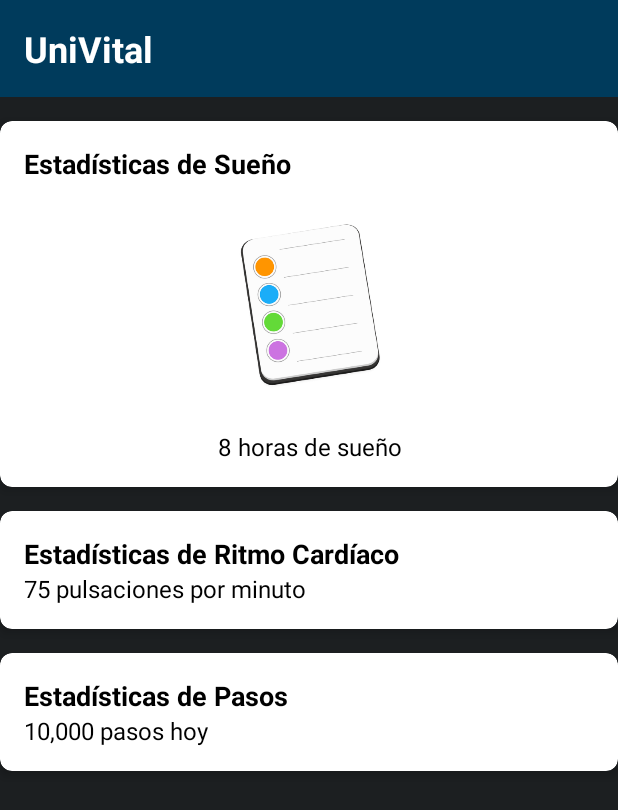
After one commit to cescodc/UniVital, an Android app: the Estadisticas screen opened directly, with no data from a screen before it, on a phone screen of 412 x 824 dp. The commit adds this screen. Shown: the top 810 px of the screen. Run offline under Robolectric (Android 15) with nearby library versions, the phone set to English and light mode, and no system bars.

Commit message:
Cambios de interfaz principal y codigo, agregado de interfaz de pantalla estadisticas y prueba de ejecucion

```diff
--- a/app/build.gradle.kts
+++ b/app/build.gradle.kts
@@ -1,3 +1,4 @@
+
 plugins {
     id("com.android.application")
     id("org.jetbrains.kotlin.android")
@@ -13,6 +14,7 @@ android {
         targetSdk = 34
         versionCode = 1
         versionName = "1.0"
+
 
         testInstrumentationRunner = "androidx.test.runner.AndroidJUnitRunner"
     }
--- a/app/src/main/AndroidManifest.xml
+++ b/app/src/main/AndroidManifest.xml
@@ -13,6 +13,9 @@
         android:theme="@style/Theme.UniVital"
         tools:targetApi="31">
         <activity
+            android:name=".Estadisticas"
+            android:exported="false" />
+        <activity
             android:name=".ActividadFisica"
             android:exported="false" />
         <activity
--- /dev/null
+++ b/app/src/main/java/com/example/univital/Estadisticas.kt
@@ -0,0 +1,36 @@
+package com.example.univital
+
+import androidx.appcompat.app.AppCompatActivity
+import android.os.Bundle
+
+class Estadisticas : AppCompatActivity() {
+    override fun onCreate(savedInstanceState: Bundle?) {
+        super.onCreate(savedInstanceState)
+        setContentView(R.layout.activity_estadisticas)
+    }
+}
+/*
+import android.content.Intent
+import android.os.Bundle
+import androidx.appcompat.app.AppCompatActivity
+import androidx.cardview.widget.CardView
+import kotlinx.android.synthetic.main.activity_main.*
+
+class MainActivity : AppCompatActivity() {
+
+    override fun onCreate(savedInstanceState: Bundle?) {
+        super.onCreate(savedInstanceState)
+        setContentView(R.layout.activity_main)
+
+        // Buscar el CardView por su ID
+        val cardView: CardView = findViewById(R.id.cardView)
+
+        // Agregar un OnClickListener al CardView
+        cardView.setOnClickListener {
+            // Acción a realizar al hacer clic en el CardView (abrir una nueva pantalla)
+            val intent = Intent(this, NuevaActividad::class.java)
+            startActivity(intent)
+        }
+    }
+}
+ */
--- a/app/src/main/java/com/example/univital/MainActivity.kt
+++ b/app/src/main/java/com/example/univital/MainActivity.kt
@@ -4,6 +4,8 @@ import android.content.Intent
 import androidx.appcompat.app.AppCompatActivity
 import android.os.Bundle
 import android.widget.Button
+import androidx.cardview.widget.CardView
+import com.example.univital.R
 
 class MainActivity : AppCompatActivity() {
 
@@ -39,7 +41,7 @@ class MainActivity : AppCompatActivity() {
 
         btnStatistics.setOnClickListener {
             // Lógica para abrir la pantalla de estadísticas e informes
-            //startActivity(Intent(this, StatisticsActivity::class.java))
+            startActivity(Intent(this, Estadisticas::class.java))
         }
     }
 }
--- /dev/null
+++ b/app/src/main/res/layout/activity_estadisticas.xml
@@ -0,0 +1,131 @@
+<?xml version="1.0" encoding="utf-8"?>
+<RelativeLayout xmlns:android="http://schemas.android.com/apk/res/android"
+    xmlns:app="http://schemas.android.com/apk/res-auto"
+    android:layout_width="match_parent"
+    android:layout_height="match_parent"
+    android:background="#1c1f21"
+    >
+
+    <!-- Barra de título -->
+    <TextView
+        android:id="@+id/tvTitle"
+        android:layout_width="match_parent"
+        android:layout_height="wrap_content"
+        android:text="UniVital"
+        android:textSize="24sp"
+        android:textStyle="bold"
+        android:background="#003b5c"
+        android:textColor="#ffffff"
+        android:padding="16dp"/>
+
+    <!-- CardView para Estadísticas de Sueño -->
+    <androidx.cardview.widget.CardView
+        android:id="@+id/cardSleep"
+        android:layout_width="match_parent"
+        android:layout_height="wrap_content"
+        android:layout_below="@id/tvTitle"
+        android:layout_marginTop="16dp"
+
+        app:cardCornerRadius="8dp"
+        app:cardElevation="4dp">
+
+        <LinearLayout
+            android:layout_width="match_parent"
+            android:layout_height="wrap_content"
+            android:orientation="vertical"
+            android:padding="16dp">
+
+            <TextView
+                android:layout_width="match_parent"
+                android:layout_height="wrap_content"
+                android:text="Estadísticas de Sueño"
+                android:textSize="18sp"
+                android:textStyle="bold"
+                android:textColor="#000000"/>
+            <ImageView
+                android:layout_width="120dp"
+                android:layout_height="165dp"
+                android:layout_gravity="center"
+                android:contentDescription="@string/app_name"
+                android:src="@drawable/recordatorios" />
+
+            <TextView
+                android:id="@+id/tvSleepStats"
+                android:layout_width="match_parent"
+                android:layout_height="wrap_content"
+                android:text="8 horas de sueño"
+                android:textAlignment="center"
+                android:textSize="16sp"
+                android:textColor="#000000"/>
+        </LinearLayout>
+    </androidx.cardview.widget.CardView>
+
+    <!-- CardView para Estadísticas de Ritmo Cardíaco -->
+    <androidx.cardview.widget.CardView
+        android:id="@+id/cardHeartRate"
+        android:layout_width="match_parent"
+        android:layout_height="wrap_content"
+        android:layout_below="@id/cardSleep"
+        android:layout_marginTop="16dp"
+        app:cardCornerRadius="8dp"
+        app:cardElevation="4dp">
+
+        <LinearLayout
+            android:layout_width="match_parent"
+            android:layout_height="wrap_content"
+            android:orientation="vertical"
+            android:padding="16dp">
+
+            <TextView
+                android:layout_width="match_parent"
+                android:layout_height="wrap_content"
+                android:text="Estadísticas de Ritmo Cardíaco"
+                android:textSize="18sp"
+                android:textStyle="bold"
+                android:textColor="#000000"/>
+
+            <TextView
+                android:id="@+id/tvHeartRateStats"
+                android:layout_width="match_parent"
+                android:layout_height="wrap_content"
+                android:text="75 pulsaciones por minuto"
+                android:textSize="16sp"
+                android:textColor="#000000"/>
+        </LinearLayout>
+    </androidx.cardview.widget.CardView>
+
+    <!-- CardView para Estadísticas de Pasos -->
+    <androidx.cardview.widget.CardView
+        android:id="@+id/cardSteps"
+        android:layout_width="match_parent"
+        android:layout_height="wrap_content"
+        android:layout_below="@id/cardHeartRate"
+        android:layout_marginTop="16dp"
+        app:cardCornerRadius="8dp"
+        app:cardElevation="4dp">
+
+        <LinearLayout
+            android:layout_width="match_parent"
+            android:layout_height="wrap_content"
+            android:orientation="vertical"
+            android:padding="16dp">
+
+            <TextView
+                android:layout_width="match_parent"
+                android:layout_height="wrap_content"
+                android:text="Estadísticas de Pasos"
+                android:textSize="18sp"
+                android:textStyle="bold"
+                android:textColor="#000000"/>
+
+            <TextView
+                android:id="@+id/tvStepsStats"
+                android:layout_width="match_parent"
+                android:layout_height="wrap_content"
+                android:text="10,000 pasos hoy"
+                android:textSize="16sp"
+                android:textColor="#000000"/>
+        </LinearLayout>
+    </androidx.cardview.widget.CardView>
+
+</RelativeLayout>
```
Also changed, not shown: app/src/main/res/layout/activity_main.xml (+41 -19 lines).
